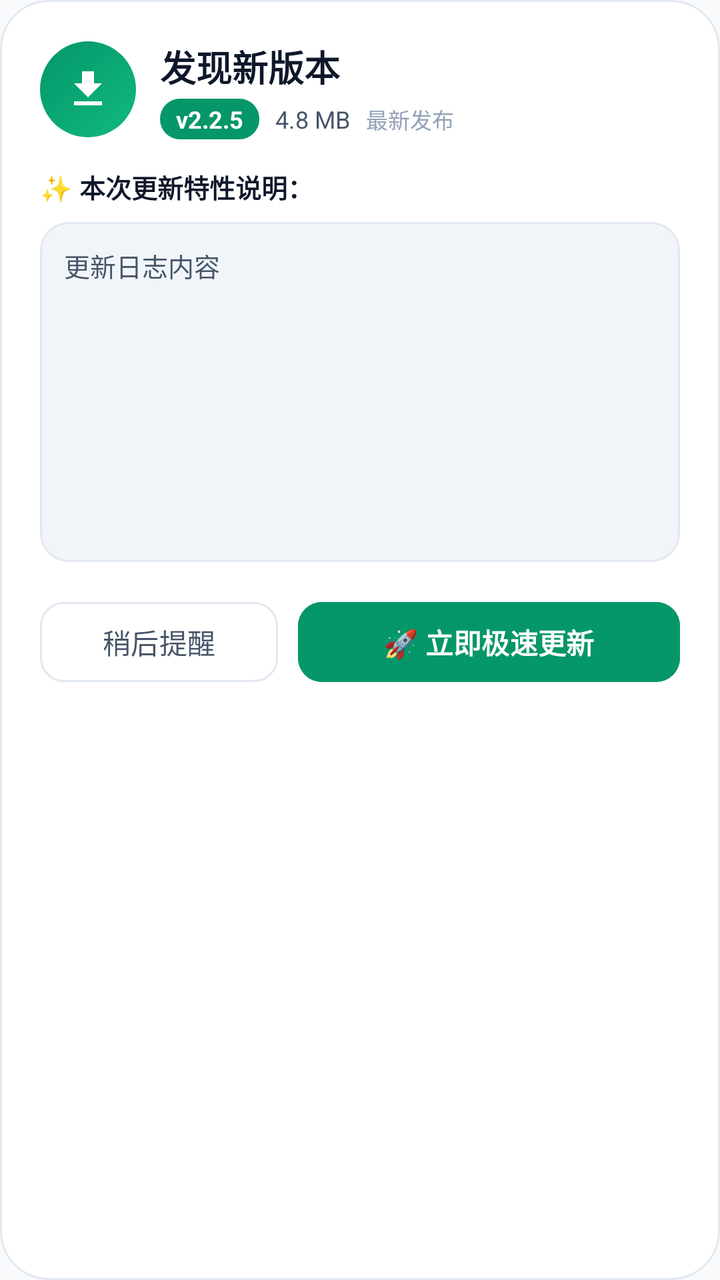
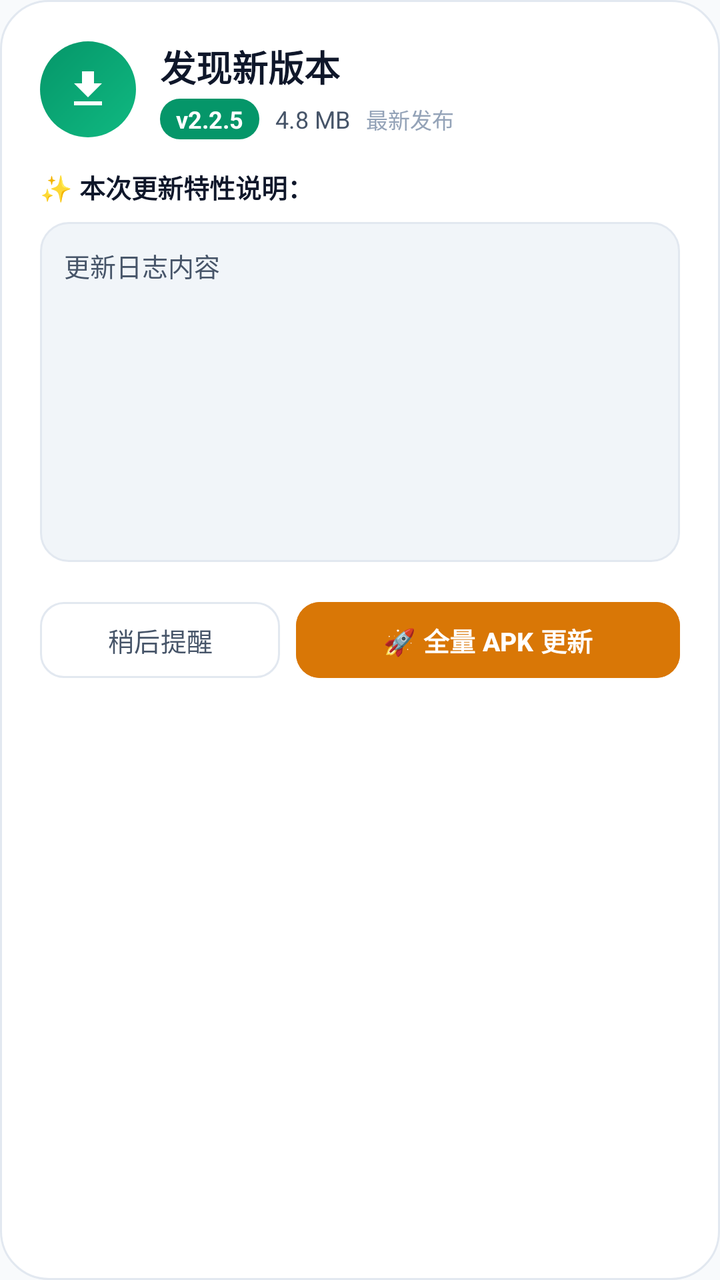

Before-and-after screenshots of an Android layout around one commit, followed by the original layout XML and the change that was made.
<!-- AndroidManifest.xml: application theme Theme.DiaperTracker -->
<!-- res/layout/dialog_custom_update_available.xml -->
<?xml version="1.0" encoding="utf-8"?>
<LinearLayout
    xmlns:android="http://schemas.android.com/apk/res/android"
    xmlns:app="http://schemas.android.com/apk/res-auto"
    android:layout_width="match_parent"
    android:layout_height="wrap_content"
    android:orientation="vertical"
    android:background="@drawable/bg_dialog_card"
    android:padding="20dp">

    
    <LinearLayout
        android:layout_width="match_parent"
        android:layout_height="wrap_content"
        android:orientation="horizontal"
        android:gravity="center_vertical"
        android:layout_marginBottom="14dp">

        <FrameLayout
            android:layout_width="48dp"
            android:layout_height="48dp"
            android:background="@drawable/bg_icon_circle">

            <ImageView
                android:layout_width="24dp"
                android:layout_height="24dp"
                android:layout_gravity="center"
                android:src="@drawable/ic_download"
                app:tint="#FFFFFFFF"
                android:contentDescription="新版本" />
        </FrameLayout>

        <LinearLayout
            android:layout_width="0dp"
            android:layout_height="wrap_content"
            android:layout_weight="1"
            android:orientation="vertical"
            android:layout_marginStart="12dp">

            <TextView
                android:layout_width="wrap_content"
                android:layout_height="wrap_content"
                android:text="发现新版本"
                android:textSize="18sp"
                android:textStyle="bold"
                android:textColor="@color/text_primary"
                android:fontFamily="sans-serif-medium" />

            <LinearLayout
                android:layout_width="wrap_content"
                android:layout_height="wrap_content"
                android:orientation="horizontal"
                android:gravity="center_vertical"
                android:layout_marginTop="3dp">

                <TextView
                    android:id="@+id/custom_version_badge"
                    android:layout_width="wrap_content"
                    android:layout_height="wrap_content"
                    android:text="v2.2.5"
                    android:textSize="12sp"
                    android:textStyle="bold"
                    android:textColor="#FFFFFFFF"
                    android:background="@drawable/bg_chip_active"
                    android:paddingHorizontal="8dp"
                    android:paddingVertical="2dp" />

                <TextView
                    android:id="@+id/custom_update_size"
                    android:layout_width="wrap_content"
                    android:layout_height="wrap_content"
                    android:text="4.8 MB"
                    android:textSize="12sp"
                    android:textColor="@color/text_secondary"
                    android:layout_marginStart="8dp" />

                <TextView
                    android:id="@+id/custom_update_date"
                    android:layout_width="wrap_content"
                    android:layout_height="wrap_content"
                    android:text="最新发布"
                    android:textSize="11sp"
                    android:textColor="@color/text_hint"
                    android:layout_marginStart="8dp" />
            </LinearLayout>
        </LinearLayout>
    </LinearLayout>

    <TextView
        android:layout_width="wrap_content"
        android:layout_height="wrap_content"
        android:text="✨ 本次更新特性说明："
        android:textSize="13sp"
        android:textStyle="bold"
        android:textColor="@color/text_primary"
        android:layout_marginBottom="8dp" />

    
    <ScrollView
        android:layout_width="match_parent"
        android:layout_height="170dp"
        android:background="@drawable/bg_changelog_box"
        android:padding="12dp"
        android:scrollbars="vertical"
        android:fadeScrollbars="false"
        android:overScrollMode="never"
        android:layout_marginBottom="16dp">

        <TextView
            android:id="@+id/custom_update_changelog"
            android:layout_width="match_parent"
            android:layout_height="wrap_content"
            android:text="更新日志内容"
            android:textSize="13sp"
            android:textColor="@color/text_secondary"
            android:lineSpacingExtra="3dp" />
    </ScrollView>

    
    <LinearLayout
        android:layout_width="match_parent"
        android:layout_height="wrap_content"
        android:orientation="horizontal">

        <com.google.android.material.button.MaterialButton
            android:id="@+id/custom_btn_cancel"
            style="?attr/materialButtonOutlinedStyle"
            android:layout_width="0dp"
            android:layout_height="48dp"
            android:layout_weight="1"
            android:layout_marginEnd="10dp"
            android:text="稍后提醒"
            android:textSize="14sp"
            android:textColor="@color/text_secondary"
            app:strokeColor="@color/card_border"
            app:cornerRadius="12dp" />

        <com.google.android.material.button.MaterialButton
            android:id="@+id/custom_btn_update"
            android:layout_width="0dp"
            android:layout_height="48dp"
            android:layout_weight="1.6"
            android:text="🚀 立即极速更新"
            android:textSize="14sp"
            android:textStyle="bold"
            android:textColor="#FFFFFFFF"
            android:backgroundTint="@color/primary"
            app:cornerRadius="12dp" />
    </LinearLayout>

</LinearLayout>
<!-- resources referenced by this layout -->
<resources>
  <color name="card_border">#E2E8F0</color>
  <color name="primary">#059669</color>
  <color name="text_hint">#94A3B8</color>
  <color name="text_primary">#0F172A</color>
  <color name="text_secondary">#475569</color>
  <!-- drawable bg_changelog_box (drawable) -->
  <?xml version="1.0" encoding="utf-8"?>
  <shape xmlns:android="http://schemas.android.com/apk/res/android"
      android:shape="rectangle">
      <solid android:color="@color/input_bg" />
      <corners android:radius="14dp" />
      <stroke
          android:width="1dp"
          android:color="@color/card_border" />
  </shape>
  <!-- drawable bg_chip_active (drawable) -->
  <?xml version="1.0" encoding="utf-8"?>
  <shape xmlns:android="http://schemas.android.com/apk/res/android"
      android:shape="rectangle">
      <solid android:color="@color/primary" />
      <corners android:radius="10dp" />
  </shape>
  <!-- drawable bg_dialog_card (drawable) -->
  <?xml version="1.0" encoding="utf-8"?>
  <shape xmlns:android="http://schemas.android.com/apk/res/android"
      android:shape="rectangle">
      <solid android:color="@color/card" />
      <corners android:radius="24dp" />
      <stroke
          android:width="1dp"
          android:color="@color/card_border" />
  </shape>
  <!-- drawable bg_icon_circle (drawable) -->
  <?xml version="1.0" encoding="utf-8"?>
  <shape xmlns:android="http://schemas.android.com/apk/res/android"
      android:shape="oval">
      <gradient
          android:type="linear"
          android:angle="135"
          android:startColor="#10B981"
          android:endColor="#059669" />
  </shape>
  <!-- drawable ic_download (drawable) -->
  <vector xmlns:android="http://schemas.android.com/apk/res/android"
      android:width="24dp"
      android:height="24dp"
      android:viewportWidth="24"
      android:viewportHeight="24">
      <path
          android:fillColor="#FFFFFFFF"
          android:pathData="M19,9h-4V3H9v6H5l7,7 7,-7zM5,18v2h14v-2H5z" />
  </vector>
  <style name="Theme.DiaperTracker" parent="Theme.Material3.DayNight.NoActionBar">
          <item name="colorPrimary">@color/primary</item>
          <item name="colorPrimaryDark">@color/primary_dark</item>
          <item name="colorSecondary">@color/accent</item>
          <item name="android:colorBackground">@color/background</item>
          <item name="android:statusBarColor">@color/primary_dark</item>
          <item name="android:windowLightStatusBar">false</item>
          <item name="android:navigationBarColor">@color/card</item>
          <item name="android:windowLightNavigationBar">true</item>
      </style>
  <color name="input_bg">#F1F5F9</color>
  <color name="card">#FFFFFF</color>
  <color name="primary_dark">#047857</color>
  <color name="accent">#F59E0B</color>
  <color name="background">#F8FAFC</color>
</resources>

<!-- the commit's change to res/layout/dialog_custom_update_available.xml (unified diff, before → after) -->
@@ -118,34 +118,85 @@
 
     
     <LinearLayout
-        android:layout_width="match_parent"
-        android:layout_height="wrap_content"
-        android:orientation="horizontal">
-
+        android:id="@+id/layout_hot_patch_banner"
+        android:layout_width="match_parent"
+        android:layout_height="wrap_content"
+        android:orientation="horizontal"
+        android:gravity="center_vertical"
+        android:background="@drawable/bg_chip_inactive"
+        android:backgroundTint="#1010B981"
+        android:padding="10dp"
+        android:visibility="gone"
+        android:layout_marginBottom="14dp">
+
+        <TextView
+            android:layout_width="wrap_content"
+            android:layout_height="wrap_content"
+            android:text="⚡"
+            android:textSize="14sp"
+            android:layout_marginEnd="6dp" />
+
+        <TextView
+            android:id="@+id/tv_hot_patch_banner_text"
+            android:layout_width="0dp"
+            android:layout_height="wrap_content"
+            android:layout_weight="1"
+            android:text="检测到增量热补丁，体积小且免重新安装，即点即用！"
+            android:textSize="11sp"
+            android:textColor="@color/primary"
+            android:fontFamily="sans-serif-medium" />
+    </LinearLayout>
+
+    
+    <LinearLayout
+        android:layout_width="match_parent"
+        android:layout_height="wrap_content"
+        android:orientation="vertical">
+
+        
         <com.google.android.material.button.MaterialButton
-            android:id="@+id/custom_btn_cancel"
-            style="?attr/materialButtonOutlinedStyle"
-            android:layout_width="0dp"
+            android:id="@+id/custom_btn_hot_patch"
+            android:layout_width="match_parent"
             android:layout_height="48dp"
-            android:layout_weight="1"
-            android:layout_marginEnd="10dp"
-            android:text="稍后提醒"
-            android:textSize="14sp"
-            android:textColor="@color/text_secondary"
-            app:strokeColor="@color/card_border"
-            app:cornerRadius="12dp" />
-
-        <com.google.android.material.button.MaterialButton
-            android:id="@+id/custom_btn_update"
-            android:layout_width="0dp"
-            android:layout_height="48dp"
-            android:layout_weight="1.6"
-            android:text="🚀 立即极速更新"
+            android:text="⚡ 极速免重装热更新 (推荐)"
             android:textSize="14sp"
             android:textStyle="bold"
             android:textColor="#FFFFFFFF"
             android:backgroundTint="@color/primary"
-            app:cornerRadius="12dp" />
+            app:cornerRadius="12dp"
+            android:visibility="gone"
+            android:layout_marginBottom="8dp" />
+
+        <LinearLayout
+            android:layout_width="match_parent"
+            android:layout_height="wrap_content"
+            android:orientation="horizontal">
+
+            <com.google.android.material.button.MaterialButton
+                android:id="@+id/custom_btn_cancel"
+                style="?attr/materialButtonOutlinedStyle"
+                android:layout_width="0dp"
+                android:layout_height="46dp"
+                android:layout_weight="1"
+                android:layout_marginEnd="8dp"
+                android:text="稍后提醒"
+                android:textSize="13sp"
+                android:textColor="@color/text_secondary"
+                app:strokeColor="@color/card_border"
+                app:cornerRadius="12dp" />
+
+            <com.google.android.material.button.MaterialButton
+                android:id="@+id/custom_btn_update"
+                android:layout_width="0dp"
+                android:layout_height="46dp"
+                android:layout_weight="1.6"
+                android:text="🚀 全量 APK 更新"
+                android:textSize="13sp"
+                android:textStyle="bold"
+                android:textColor="#FFFFFFFF"
+                android:backgroundTint="@color/accent_dark"
+                app:cornerRadius="12dp" />
+        </LinearLayout>
     </LinearLayout>
 
 </LinearLayout>
<!-- resource entries referenced after the edit -->
@@ -1,5 +1,6 @@
 <!-- resources referenced by this layout -->
 <resources>
+  <color name="accent_dark">#D97706</color>
   <color name="card_border">#E2E8F0</color>
   <color name="primary">#059669</color>
   <color name="text_hint">#94A3B8</color>
@@ -20,6 +21,14 @@
   <shape xmlns:android="http://schemas.android.com/apk/res/android"
       android:shape="rectangle">
       <solid android:color="@color/primary" />
+      <corners android:radius="10dp" />
+  </shape>
+  <!-- drawable bg_chip_inactive (drawable) -->
+  <?xml version="1.0" encoding="utf-8"?>
+  <shape xmlns:android="http://schemas.android.com/apk/res/android"
+      android:shape="rectangle">
+      <solid android:color="@color/card" />
+      <stroke android:width="1dp" android:color="@color/card_border" />
       <corners android:radius="10dp" />
   </shape>
   <!-- drawable bg_dialog_card (drawable) -->
